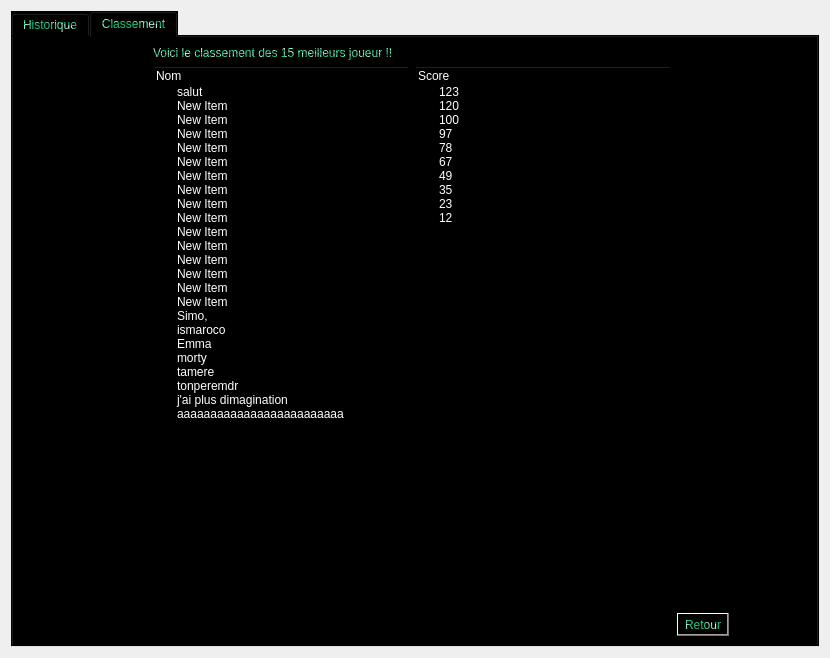
Above: Client/UI/DetailsQt.ui from Minigrim0/LombricABrac before the change. Below: the same form after it.
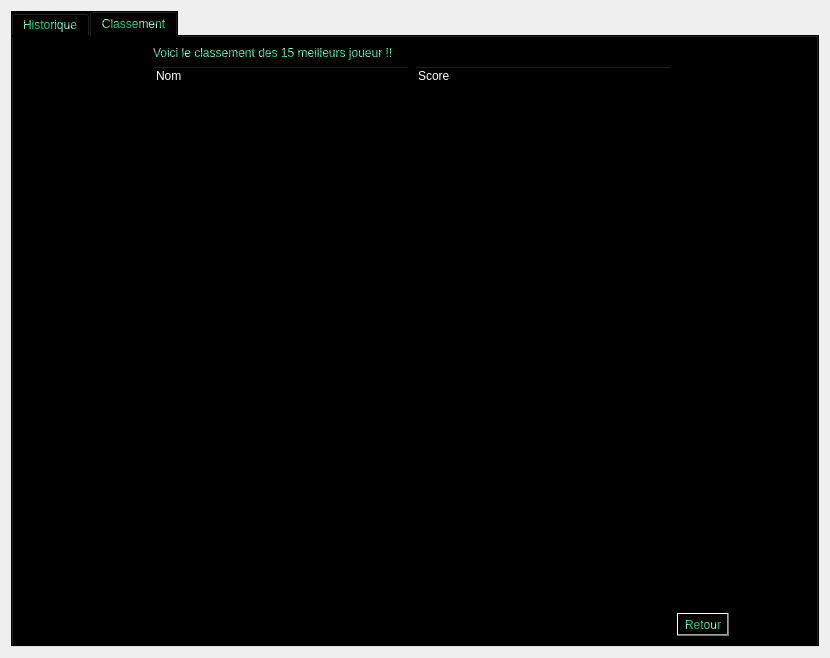
That is the form after the change. The open tabs and pages were chosen to show the change. Icons and pictures are not drawn.

Commit message: delete les noms inutiles

```diff
--- a/Client/UI/DetailsQt.ui
+++ b/Client/UI/DetailsQt.ui
@@ -150,126 +150,6 @@
              <string>Nom</string>
             </property>
            </column>
-           <item>
-            <property name="text">
-             <string>salut</string>
-            </property>
-           </item>
-           <item>
-            <property name="text">
-             <string>New Item</string>
-            </property>
-           </item>
-           <item>
-            <property name="text">
-             <string>New Item</string>
-            </property>
-           </item>
-           <item>
-            <property name="text">
-             <string>New Item</string>
-            </property>
-           </item>
-           <item>
-            <property name="text">
-             <string>New Item</string>
-            </property>
-           </item>
-           <item>
-            <property name="text">
-             <string>New Item</string>
-            </property>
-           </item>
-           <item>
-            <property name="text">
-             <string>New Item</string>
-            </property>
-           </item>
-           <item>
-            <property name="text">
-             <string>New Item</string>
-            </property>
-           </item>
-           <item>
-            <property name="text">
-             <string>New Item</string>
-            </property>
-           </item>
-           <item>
-            <property name="text">
-             <string>New Item</string>
-            </property>
-           </item>
-           <item>
-            <property name="text">
-             <string>New Item</string>
-            </property>
-           </item>
-           <item>
-            <property name="text">
-             <string>New Item</string>
-            </property>
-           </item>
-           <item>
-            <property name="text">
-             <string>New Item</string>
-            </property>
-           </item>
-           <item>
-            <property name="text">
-             <string>New Item</string>
-            </property>
-           </item>
-           <item>
-            <property name="text">
-             <string>New Item</string>
-            </property>
-           </item>
-           <item>
-            <property name="text">
-             <string>New Item</string>
-            </property>
-           </item>
-           <item>
-            <property name="text">
-             <string>Simo,</string>
-            </property>
-           </item>
-           <item>
-            <property name="text">
-             <string>ismaroco</string>
-            </property>
-           </item>
-           <item>
-            <property name="text">
-             <string>Emma</string>
-            </property>
-           </item>
-           <item>
-            <property name="text">
-             <string>morty</string>
-            </property>
-           </item>
-           <item>
-            <property name="text">
-             <string>tamere</string>
-            </property>
-           </item>
-           <item>
-            <property name="text">
-             <string>tonperemdr</string>
-            </property>
-           </item>
-           <item>
-            <property name="text">
-             <string>j'ai plus dimagination</string>
-            </property>
-           </item>
-           <item>
-            <property name="text">
-             <string>aaaaaaaaaaaaaaaaaaaaaaaaa</string>
-            </property>
-           </item>
           </widget>
          </item>
          <item row="1" column="3">
@@ -338,56 +218,6 @@
              <string>Score</string>
             </property>
            </column>
-           <item>
-            <property name="text">
-             <string>123</string>
-            </property>
-           </item>
-           <item>
-            <property name="text">
-             <string>120</string>
-            </property>
-           </item>
-           <item>
-            <property name="text">
-             <string>100</string>
-            </property>
-           </item>
-           <item>
-            <property name="text">
-             <string>97</string>
-            </property>
-           </item>
-           <item>
-            <property name="text">
-             <string>78</string>
-            </property>
-           </item>
-           <item>
-            <property name="text">
-             <string>67</string>
-            </property>
-           </item>
-           <item>
-            <property name="text">
-             <string>49</string>
-            </property>
-           </item>
-           <item>
-            <property name="text">
-             <string>35</string>
-            </property>
-           </item>
-           <item>
-            <property name="text">
-             <string>23</string>
-            </property>
-           </item>
-           <item>
-            <property name="text">
-             <string>12</string>
-            </property>
-           </item>
           </widget>
          </item>
         </layout>
```
Left out of the diff: 7 changed lines with no effect on the pictures.
